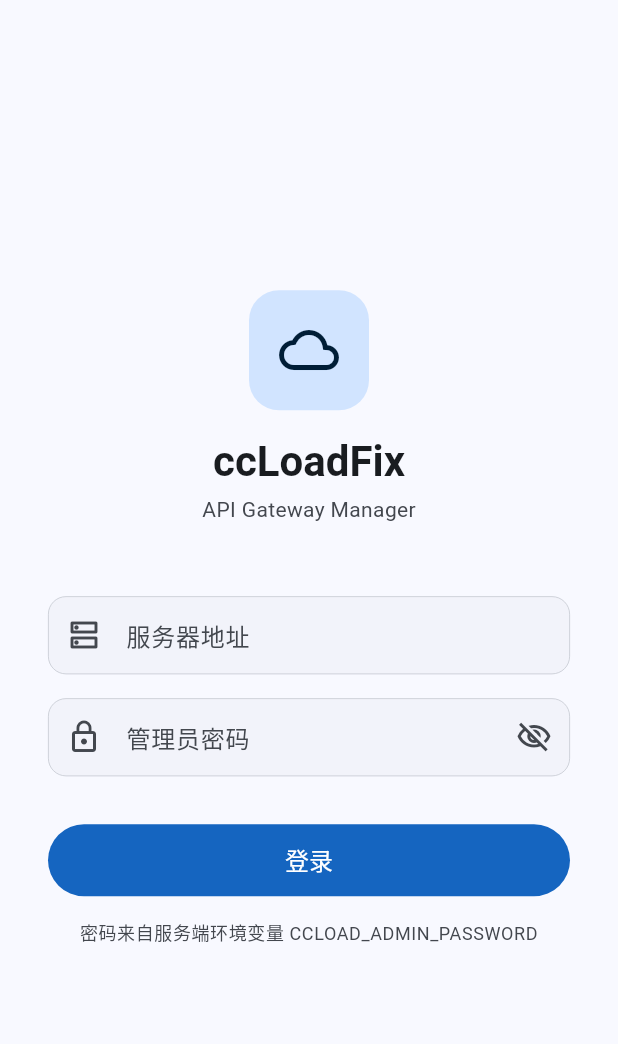
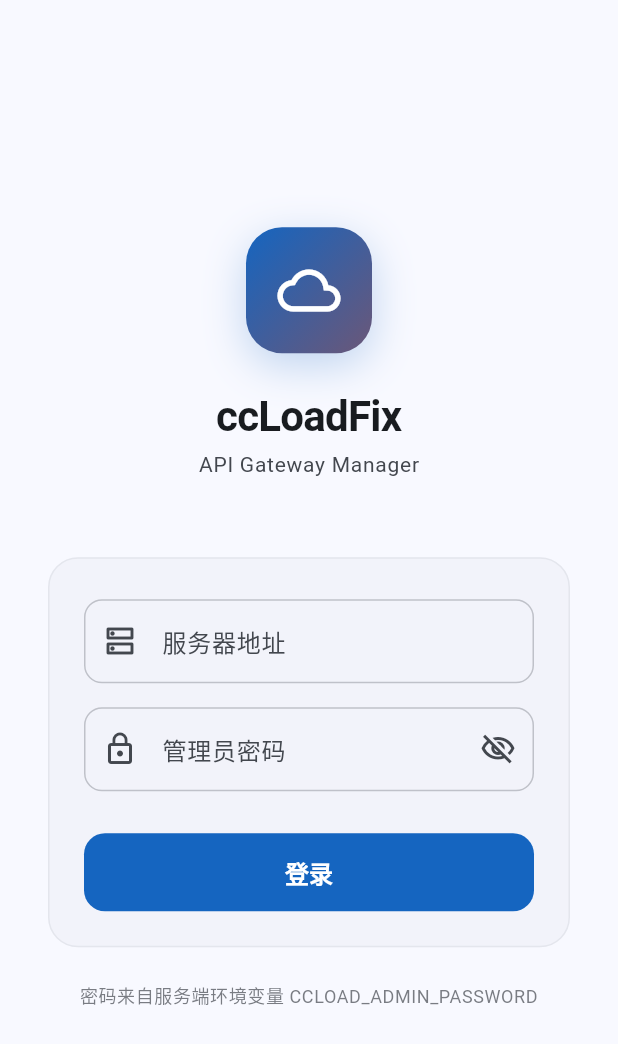
Before and after one commit to oldjs/ccloadfix-app, a Flutter app: the screen it shows after launch, on a phone screen of 412 x 824 dp. Shown: the top 1044 px of the screen. Run offline on Flutter 3.47's test engine with Material 3 defaults, Android fonts, the phone set to English and light mode, and no system bars; our stand-ins replace dio, fl_chart, flutter_riverpod, go_router, shared_preferences.

Commit message:
feat: 重新设计登录页 — 大厂风格 MD3
- Logo 改为渐变色（primary -> tertiary）+ 阴影，更有品牌感
- 表单区域用 Card 包裹，圆角 20，带细边框
- 输入框统一圆角 12 + 明确的 focused/error 边框样式
- 登录按钮加高到 52px，圆角 14，字重 w600
- SnackBar 加圆角 + margin，不再贴底
- ConstrainedBox 限宽 400，平板上不会拉太宽
- 整体留白更大方，字间距微调

Co-Authored-By: Claude Opus 4.6 (1M context) <noreply@anthropic.com>

```diff
--- a/lib/pages/login/login_page.dart
+++ b/lib/pages/login/login_page.dart
@@ -32,70 +32,143 @@ class _LoginPageState extends ConsumerState<LoginPage> {
 
   Future<void> _handleLogin() async {
     if (!_formKey.currentState!.validate()) return;
-
     final serverUrl = _serverController.text.trim();
     final password = _passwordController.text;
-
     await ref.read(authProvider.notifier).login(serverUrl, password);
   }
 
   @override
   Widget build(BuildContext context) {
     final authState = ref.watch(authProvider);
-    final colorScheme = Theme.of(context).colorScheme;
+    final theme = Theme.of(context);
+    final cs = theme.colorScheme;
 
     // 有错误就弹 snackbar
     ref.listen<AuthState>(authProvider, (prev, next) {
       if (next.error != null && next.error != prev?.error) {
-        ScaffoldMessenger.of(context).showSnackBar(
-          SnackBar(
+        ScaffoldMessenger.of(context).showSnackBar(SnackBar(
           content: Text(next.error!),
-            backgroundColor: colorScheme.error,
+          backgroundColor: cs.error,
           behavior: SnackBarBehavior.floating,
-          ),
-        );
+          shape: RoundedRectangleBorder(borderRadius: BorderRadius.circular(10)),
+          margin: const EdgeInsets.all(16),
+        ));
         ref.read(authProvider.notifier).clearError();
       }
     });
 
     return Scaffold(
+      backgroundColor: cs.surface,
       body: SafeArea(
         child: Center(
           child: SingleChildScrollView(
-            padding: const EdgeInsets.symmetric(horizontal: 32),
+            padding: const EdgeInsets.symmetric(horizontal: 28),
+            child: ConstrainedBox(
+              // 限宽，平板上不会拉得太宽
+              constraints: const BoxConstraints(maxWidth: 400),
+              child: Column(
+                mainAxisAlignment: MainAxisAlignment.center,
+                children: [
+                  const SizedBox(height: 40),
+                  _buildLogo(cs),
+                  const SizedBox(height: 48),
+                  _buildFormCard(theme, cs, authState),
+                  const SizedBox(height: 20),
+                  _buildFooter(theme, cs),
+                  const SizedBox(height: 40),
+                ],
+              ),
+            ),
+          ),
+        ),
+      ),
+    );
+  }
+
+  // Logo + 品牌名
+  Widget _buildLogo(ColorScheme cs) {
+    return Column(
+      children: [
+        // 渐变色 Logo 容器，带阴影
+        Container(
+          width: 84,
+          height: 84,
+          decoration: BoxDecoration(
+            gradient: LinearGradient(
+              colors: [cs.primary, cs.tertiary],
+              begin: Alignment.topLeft,
+              end: Alignment.bottomRight,
+            ),
+            borderRadius: BorderRadius.circular(24),
+            boxShadow: [
+              BoxShadow(
+                color: cs.primary.withOpacity(0.25),
+                blurRadius: 24,
+                offset: const Offset(0, 8),
+              ),
+            ],
+          ),
+          child: const Icon(Icons.cloud_outlined, size: 42, color: Colors.white),
+        ),
+        const SizedBox(height: 24),
+        // 应用名
+        Text('ccLoadFix', style: Theme.of(context).textTheme.headlineMedium?.copyWith(
+          fontWeight: FontWeight.w700,
+          color: cs.onSurface,
+          letterSpacing: -0.5,
+        )),
+        const SizedBox(height: 4),
+        // 副标题
+        Text('API Gateway Manager', style: Theme.of(context).textTheme.bodyMedium?.copyWith(
+          color: cs.onSurfaceVariant,
+          letterSpacing: 0.5,
+        )),
+      ],
+    );
+  }
+
+  // 表单卡片
+  Widget _buildFormCard(ThemeData theme, ColorScheme cs, AuthState authState) {
+    // 输入框统一的圆角边框
+    final inputBorder = OutlineInputBorder(
+      borderRadius: BorderRadius.circular(12),
+      borderSide: BorderSide(color: cs.outline.withOpacity(0.4)),
+    );
+    final focusedBorder = OutlineInputBorder(
+      borderRadius: BorderRadius.circular(12),
+      borderSide: BorderSide(color: cs.primary, width: 2),
+    );
+    final errorBorder = OutlineInputBorder(
+      borderRadius: BorderRadius.circular(12),
+      borderSide: BorderSide(color: cs.error, width: 2),
+    );
+
+    return Card(
+      elevation: 0,
+      shape: RoundedRectangleBorder(
+        borderRadius: BorderRadius.circular(20),
+        side: BorderSide(color: cs.outlineVariant.withOpacity(0.3)),
+      ),
+      child: Padding(
+        padding: const EdgeInsets.fromLTRB(24, 28, 24, 24),
         child: Form(
           key: _formKey,
           child: Column(
-                mainAxisAlignment: MainAxisAlignment.center,
+            crossAxisAlignment: CrossAxisAlignment.stretch,
             children: [
-                  // Logo 区域
-                  Container(
-                    width: 80,
-                    height: 80,
-                    decoration: BoxDecoration(
-                      color: colorScheme.primaryContainer,
-                      borderRadius: BorderRadius.circular(20),
-                    ),
-                    child: Icon(Icons.cloud_outlined, size: 40, color: colorScheme.onPrimaryContainer),
-                  ),
-                  const SizedBox(height: 16),
-                  Text('ccLoadFix', style: Theme.of(context).textTheme.headlineMedium?.copyWith(
-                    fontWeight: FontWeight.bold,
-                    color: colorScheme.onSurface,
-                  )),
-                  const SizedBox(height: 4),
-                  Text('API Gateway Manager', style: Theme.of(context).textTheme.bodyMedium?.copyWith(
-                    color: colorScheme.onSurfaceVariant,
-                  )),
-                  const SizedBox(height: 48),
-
               // 服务器地址
               TextFormField(
                 controller: _serverController,
-                    decoration: const InputDecoration(
+                decoration: InputDecoration(
                   labelText: '服务器地址',
-                      hintText: 'http://192.168.1.100:8080',
-                      prefixIcon: Icon(Icons.dns_outlined),
+                  hintText: 'https://your-server.com',
+                  prefixIcon: const Icon(Icons.dns_outlined),
+                  border: inputBorder,
+                  enabledBorder: inputBorder,
+                  focusedBorder: focusedBorder,
+                  errorBorder: errorBorder,
+                  focusedErrorBorder: errorBorder,
+                  contentPadding: const EdgeInsets.symmetric(horizontal: 16, vertical: 16),
                 ),
                 keyboardType: TextInputType.url,
                 textInputAction: TextInputAction.next,
@@ -120,6 +193,12 @@ class _LoginPageState extends ConsumerState<LoginPage> {
                     icon: Icon(_obscurePassword ? Icons.visibility_off_outlined : Icons.visibility_outlined),
                     onPressed: () => setState(() => _obscurePassword = !_obscurePassword),
                   ),
+                  border: inputBorder,
+                  enabledBorder: inputBorder,
+                  focusedBorder: focusedBorder,
+                  errorBorder: errorBorder,
+                  focusedErrorBorder: errorBorder,
+                  contentPadding: const EdgeInsets.symmetric(horizontal: 16, vertical: 16),
                 ),
                 obscureText: _obscurePassword,
                 textInputAction: TextInputAction.done,
@@ -129,35 +208,40 @@ class _LoginPageState extends ConsumerState<LoginPage> {
                   return null;
                 },
               ),
-                  const SizedBox(height: 32),
+              const SizedBox(height: 28),
 
               // 登录按钮
               SizedBox(
-                    width: double.infinity,
-                    height: 48,
+                height: 52,
                 child: FilledButton(
                   onPressed: authState.isLoading ? null : _handleLogin,
+                  style: FilledButton.styleFrom(
+                    shape: RoundedRectangleBorder(borderRadius: BorderRadius.circular(14)),
+                    textStyle: const TextStyle(fontSize: 16, fontWeight: FontWeight.w600),
+                  ),
                   child: authState.isLoading
-                          ? const SizedBox(width: 20, height: 20, child: CircularProgressIndicator(strokeWidth: 2))
-                          : const Text('登录', style: TextStyle(fontSize: 16)),
+                      ? const SizedBox(
+                          width: 22, height: 22,
+                          child: CircularProgressIndicator(strokeWidth: 2.5, color: Colors.white),
+                        )
+                      : const Text('登录'),
                 ),
-                  ),
-                  const SizedBox(height: 16),
-
-                  // 提示
-                  Text(
-                    '密码来自服务端环境变量 CCLOAD_ADMIN_PASSWORD',
-                    style: Theme.of(context).textTheme.bodySmall?.copyWith(
-                      color: colorScheme.onSurfaceVariant,
-                    ),
-                    textAlign: TextAlign.center,
               ),
             ],
           ),
         ),
       ),
+    );
+  }
+
+  // 底部提示
+  Widget _buildFooter(ThemeData theme, ColorScheme cs) {
+    return Text(
+      '密码来自服务端环境变量 CCLOAD_ADMIN_PASSWORD',
+      style: theme.textTheme.bodySmall?.copyWith(
+        color: cs.onSurfaceVariant.withOpacity(0.7),
       ),
-      ),
+      textAlign: TextAlign.center,
     );
   }
 }
```
Lines whose indentation alone changed are shown as unchanged.
